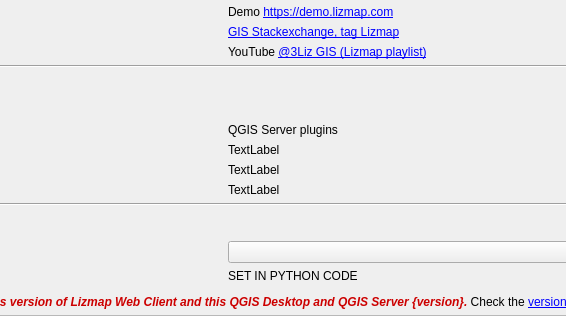
The window that lizmap/resources/ui/ui_lizmap.ui (3liz/lizmap-plugin) describes before a commit, drawn with Qt 5; both pictures show x 505 to 1071 and y 153 to 473 of the 1200 by 900 pixel window.
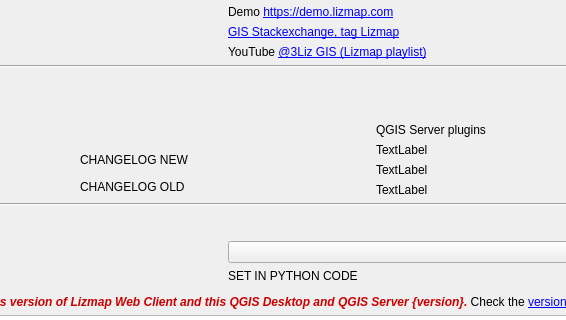
The same window after the commit. Custom widgets are drawn as their Qt base class.

Commit message: UX - Add links to current maintained branches notes

Patch:
```diff
--- a/lizmap/resources/ui/ui_lizmap.ui
+++ b/lizmap/resources/ui/ui_lizmap.ui
@@ -470,6 +470,37 @@
                </item>
               </layout>
              </item>
+             <item>
+              <layout class="QVBoxLayout" name="verticalLayout_63">
+               <item>
+                <widget class="QLabel" name="label_53">
+                 <property name="text">
+                  <string notr="true"/>
+                 </property>
+                </widget>
+               </item>
+               <item>
+                <widget class="QLabel" name="lwc_version_latest_changelog">
+                 <property name="text">
+                  <string notr="true">CHANGELOG NEW</string>
+                 </property>
+                 <property name="openExternalLinks">
+                  <bool>true</bool>
+                 </property>
+                </widget>
+               </item>
+               <item>
+                <widget class="QLabel" name="lwc_version_oldest_changelog">
+                 <property name="text">
+                  <string notr="true">CHANGELOG OLD</string>
+                 </property>
+                 <property name="openExternalLinks">
+                  <bool>true</bool>
+                 </property>
+                </widget>
+               </item>
+              </layout>
+             </item>
              <item>
               <layout class="QVBoxLayout" name="verticalLayout_8">
                <item>
```
The commit also changes 2 other files.
